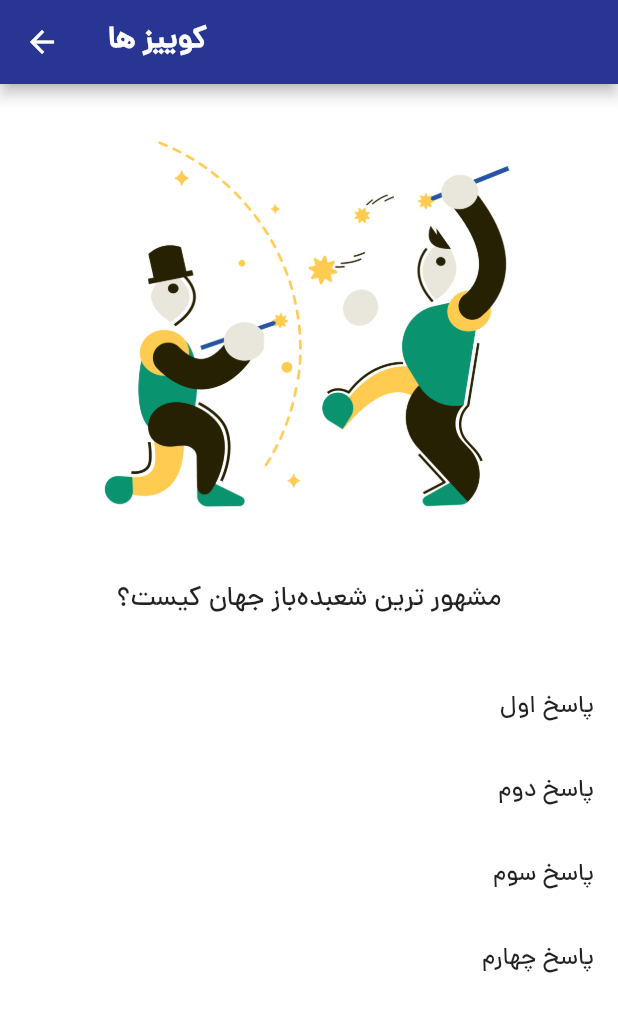
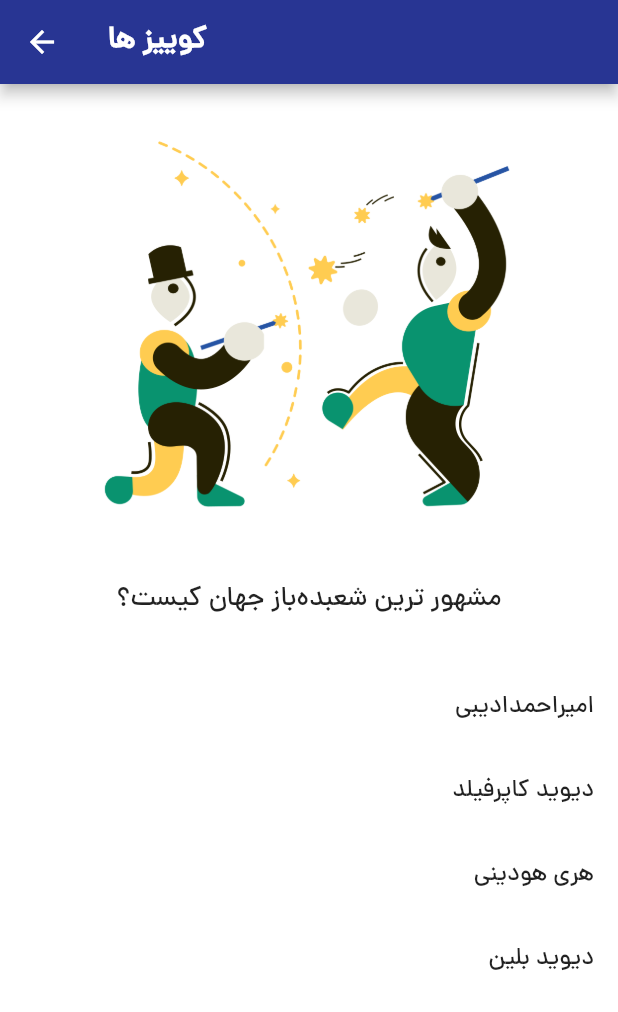
Before and after one commit to amirahmadadibi/quiz_application, a Flutter app: the QuizPage screen opened directly, on a phone screen of 412 x 824 dp. Shown: the top 1012 px of the screen. Run offline on Flutter 3.47's test engine with Material 2 defaults, Android fonts, the phone set to English and light mode, and no system bars.

Commit message:
week8 E07 show options of question using list generate

```diff
--- a/lib/quiz_page.dart
+++ b/lib/quiz_page.dart
@@ -10,6 +10,31 @@ class QuizPage extends StatefulWidget {
 
 class _QuizPageState extends State<QuizPage> {
   int shownQuestionIndex = 0;
+  var list = [
+    ListTile(
+        title: Text(
+      'پاسخ اول',
+      textAlign: TextAlign.end,
+    )),
+    ListTile(
+      title: Text(
+        'پاسخ دوم',
+        textAlign: TextAlign.end,
+      ),
+    ),
+    ListTile(
+      title: Text(
+        'پاسخ سوم',
+        textAlign: TextAlign.end,
+      ),
+    ),
+    ListTile(
+      title: Text(
+        'پاسخ چهارم',
+        textAlign: TextAlign.end,
+      ),
+    ),
+  ];
 
   @override
   Widget build(BuildContext context) {
@@ -46,33 +71,13 @@ class _QuizPageState extends State<QuizPage> {
             SizedBox(
               height: 30,
             ),
-            ListTile(
-              title: Text(
-                'پاسخ اول',
-                textAlign: TextAlign.end,
-              ),
-              onTap: () {
-                setState(() {
-                  shownQuestionIndex = 1;
-                });
-              },
-            ),
-            ListTile(
-              title: Text(
-                'پاسخ دوم',
-                textAlign: TextAlign.end,
-              ),
-            ),
-            ListTile(
-              title: Text(
-                'پاسخ سوم',
-                textAlign: TextAlign.end,
-              ),
-            ),
-            ListTile(
-              title: Text(
-                'پاسخ چهارم',
-                textAlign: TextAlign.end,
+            ...List.generate(
+              4,
+              (index) => ListTile(
+                title: Text(
+                  getQuestionsList()[shownQuestionIndex].answerList![index],
+                  textAlign: TextAlign.end,
+                ),
               ),
             )
           ],
```
